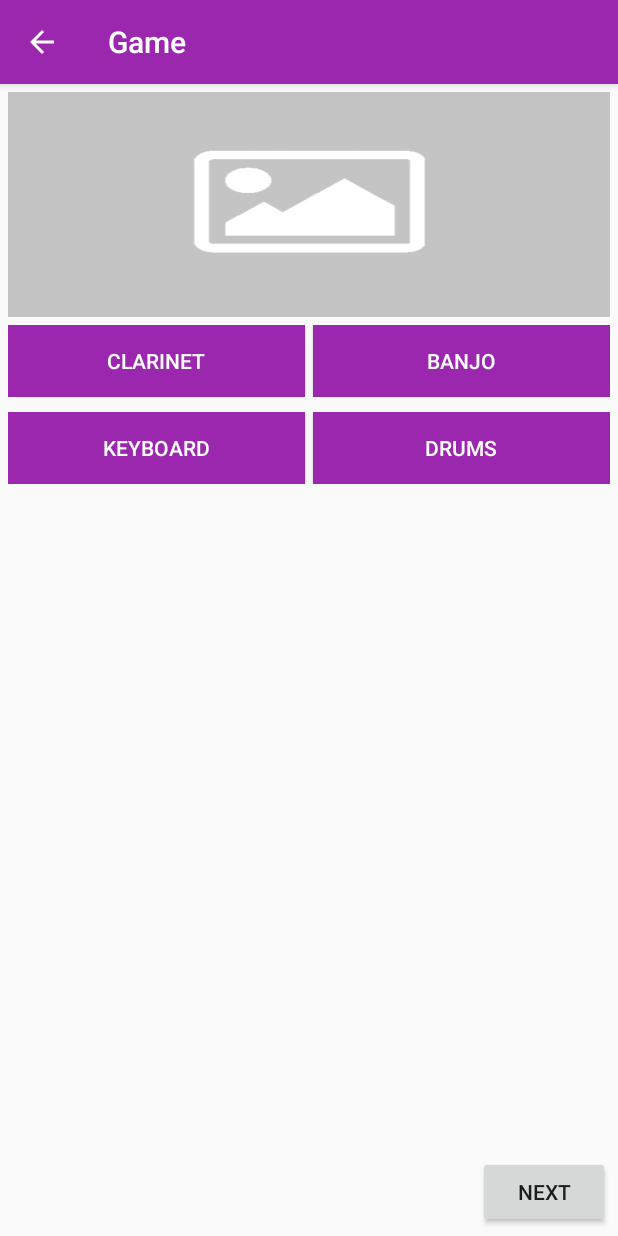
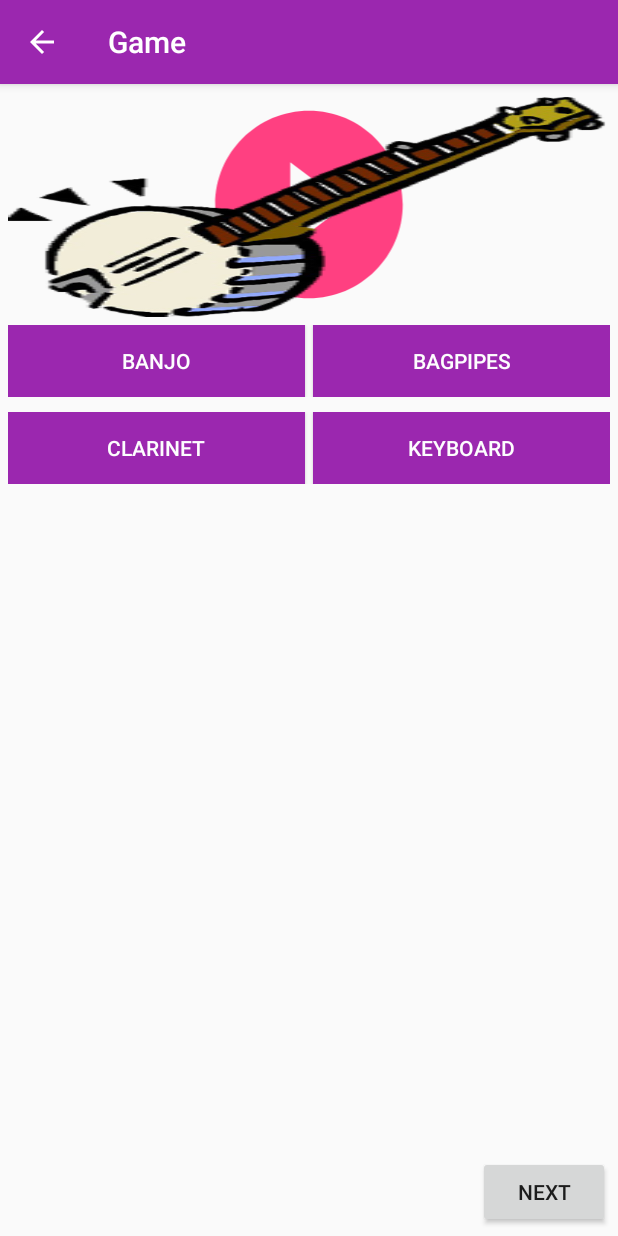
Before and after one commit to sherwin14/GuessTheInstruments, an Android app: the GameActivity screen opened directly, with no data from a screen before it, on a phone screen of 412 x 824 dp. Run offline under Robolectric (Android 15) with nearby library versions, the phone set to English and light mode, and no system bars.

Commit message:
add games

```diff
--- a/app/build.gradle
+++ b/app/build.gradle
@@ -30,6 +30,5 @@ dependencies {
     compile 'com.android.support:support-v4:23.2.1'
     compile 'com.android.support:design:23.2.1'
     compile 'com.github.bumptech.glide:glide:3.7.0'
-    compile 'org.litepal.android:core:1.4.1'
     testCompile 'junit:junit:4.12'
 }
--- a/app/src/main/java/com/webteq/guesstheinstruments/GuessTheInstruments.java
+++ b/app/src/main/java/com/webteq/guesstheinstruments/GuessTheInstruments.java
@@ -2,7 +2,6 @@ package com.webteq.guesstheinstruments;
 
 import android.app.Application;
 
-import org.litepal.LitePal;
 
 /**
  * Created by user on 19/01/2017.
@@ -12,6 +11,5 @@ public class GuessTheInstruments extends Application {
     @Override
     public void onCreate() {
         super.onCreate();
-        LitePal.initialize(this);
     }
 }
--- a/app/src/main/java/com/webteq/guesstheinstruments/activities/GameActivity.java
+++ b/app/src/main/java/com/webteq/guesstheinstruments/activities/GameActivity.java
@@ -1,19 +1,72 @@
 package com.webteq.guesstheinstruments.activities;
 
 import android.os.Bundle;
+import android.widget.Button;
+import android.widget.ImageView;
 
+import com.bumptech.glide.Glide;
+import com.bumptech.glide.load.engine.DiskCacheStrategy;
+import com.webteq.guesstheinstruments.Models.GameModels;
 import com.webteq.guesstheinstruments.R;
 
-/**
- * Created by user on 19/01/2017.
- */
+import java.util.ArrayList;
+import java.util.Random;
+
 
 public class GameActivity extends BaseActivity {
+    private ArrayList<GameModels> gameModels;
+    private ArrayList<Integer> list;
+    private int questionSize=0;
+    private ImageView imgThumb;
+    private Button btnA,btnB,btnC,btnD;
     @Override
     public void onCreate(Bundle savedInstanceState) {
         super.onCreate(savedInstanceState);
         setContentView(R.layout.activity_game);
         getSupportActionBar().setDisplayHomeAsUpEnabled(true);
         getSupportActionBar().setTitle("Game");
+        imgThumb = (ImageView) findViewById(R.id.game_picture);
+
+        btnA = (Button) findViewById(R.id.choiceOne);
+        btnB = (Button) findViewById(R.id.choiceTwo);
+        btnC = (Button) findViewById(R.id.choiceThree);
+        btnD = (Button) findViewById(R.id.choiceFour);
+
+        loadQuestions();
+        questionSize = gameModels.size();
+        list = new ArrayList<>(questionSize);
+
+        GameModels model = gameModels.get(randomInt());
+
+        Glide.with(getBaseContext())
+                .load(model.getImage())
+                .error(R.drawable.placeholder)
+                .placeholder(R.drawable.placeholder)
+                .diskCacheStrategy(DiskCacheStrategy.ALL)
+                .into(imgThumb);
+
+        btnA.setText(model.getChoice_one());
+        btnB.setText(model.getChoice_two());
+        btnC.setText(model.getChoice_three());
+        btnD.setText(model.getChoice_four());
+    }
+
+    private void loadQuestions(){
+        gameModels = new ArrayList<>();
+        gameModels.add(new GameModels(R.drawable.bagpipe_clipart,R.raw.bagpipes_sound,"Banjo","Bagpipes","Clarinet","Keyboard","Bagpipes"));
+        gameModels.add(new GameModels(R.drawable.banjo_clipart,R.raw.banjo_sound,"Banjo","Bagpipes","Clarinet","Keyboard","Banjo"));
+        gameModels.add(new GameModels(R.drawable.bass_clipart,R.raw.bass_drum_sound,"Bagpipes","Bass Drum","Keyboard","Clarinet","Bass Drum"));
+
+    }
+
+    private int randomInt(){
+        for(int i = 1; i <= questionSize; i++) {
+            list.add(i);
+        }
+
+        Random rand = new Random();
+        int index = rand.nextInt(list.size());
+        list.remove(index);
+        return index;
     }
 }
```
Also changed, not shown: app/src/main/java/com/webteq/guesstheinstruments/Models/GameModels.java (+9 -28 lines), app/src/main/java/com/webteq/guesstheinstruments/Models/PlayersModel.java (+1 -6 lines).
